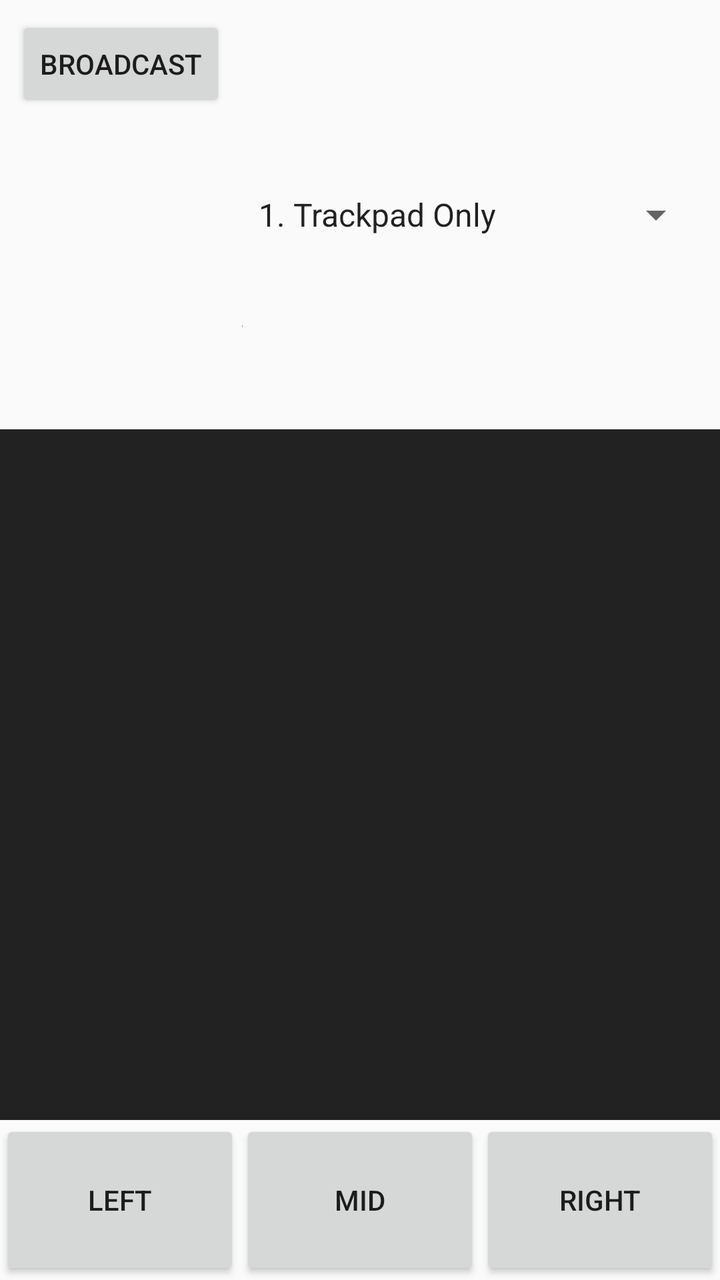
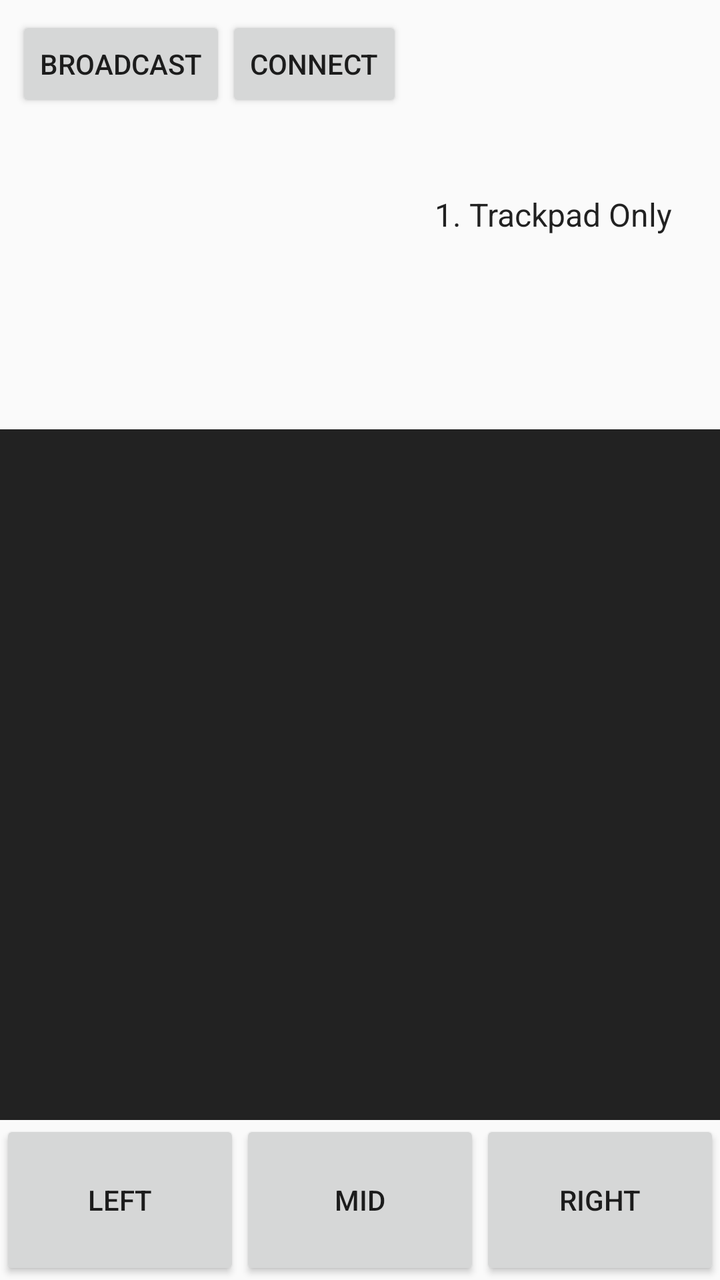

Screens rendered from an Android XML layout before and after an edit, with the pre-edit source and the edit as a unified diff.
<!-- AndroidManifest.xml: application theme Theme.BluetoothTrackpad -->
<!-- res/layout/activity_main.xml -->
<?xml version="1.0" encoding="utf-8"?>
<androidx.constraintlayout.widget.ConstraintLayout xmlns:android="http://schemas.android.com/apk/res/android"
    xmlns:app="http://schemas.android.com/apk/res-auto"
    xmlns:tools="http://schemas.android.com/tools"
    android:layout_width="match_parent"
    android:layout_height="match_parent"
    tools:context=".MainActivity">

    <LinearLayout
        android:id="@+id/topBar"
        android:layout_width="match_parent"
        android:layout_height="wrap_content"
        android:orientation="horizontal"
        android:padding="8dp"
        app:layout_constraintTop_toTopOf="parent">

        <Button
            android:id="@+id/btnInit"
            android:layout_width="wrap_content"
            android:layout_height="wrap_content"
            android:text="Broadcast" />

        <TextView
            android:id="@+id/tvStatus"
            android:layout_width="wrap_content"
            android:layout_height="wrap_content"
            android:layout_gravity="center_vertical"
            android:layout_marginStart="8dp"
            android:text="Disconnected"
            android:layout_weight="1" />

        <Spinner
            android:id="@+id/spinnerMode"
            android:layout_width="wrap_content"
            android:layout_height="wrap_content"
            android:layout_gravity="center_vertical"
            android:entries="@array/mode_array" />
    </LinearLayout>

    <FrameLayout
        android:id="@+id/contentContainer"
        android:layout_width="match_parent"
        android:layout_height="0dp"
        app:layout_constraintTop_toBottomOf="@id/topBar"
        app:layout_constraintBottom_toBottomOf="parent">

        
        <LinearLayout
            android:id="@+id/layoutTrackpadOnly"
            android:layout_width="match_parent"
            android:layout_height="match_parent"
            android:orientation="vertical">

            <View
                android:id="@+id/touchArea1"
                android:layout_width="match_parent"
                android:layout_height="0dp"
                android:layout_weight="1"
                android:background="#222" />

            <LinearLayout
                android:layout_width="match_parent"
                android:layout_height="wrap_content"
                android:orientation="horizontal">

                <Button
                    android:id="@+id/btnLeftClick1"
                    android:layout_width="0dp"
                    android:layout_height="80dp"
                    android:layout_weight="1"
                    android:text="Left" />

                <Button
                    android:id="@+id/btnMiddleClick1"
                    android:layout_width="0dp"
                    android:layout_height="80dp"
                    android:layout_weight="1"
                    android:text="Mid" />

                <Button
                    android:id="@+id/btnRightClick1"
                    android:layout_width="0dp"
                    android:layout_height="80dp"
                    android:layout_weight="1"
                    android:text="Right" />
            </LinearLayout>
        </LinearLayout>

        
        <LinearLayout
            android:id="@+id/layoutTrackpadKeyboard"
            android:layout_width="match_parent"
            android:layout_height="match_parent"
            android:orientation="vertical"
            android:visibility="gone">

            <View
                android:id="@+id/touchArea2"
                android:layout_width="match_parent"
                android:layout_height="0dp"
                android:layout_weight="1"
                android:background="#333" />
                
            <LinearLayout
                android:layout_width="match_parent"
                android:layout_height="wrap_content"
                android:orientation="horizontal">

                <Button
                    android:id="@+id/btnLeftClick2"
                    android:layout_width="0dp"
                    android:layout_height="50dp"
                    android:layout_weight="1"
                    android:text="Left" />

                <Button
                    android:id="@+id/btnMiddleClick2"
                    android:layout_width="0dp"
                    android:layout_height="50dp"
                    android:layout_weight="1"
                    android:text="Mid" />

                <Button
                    android:id="@+id/btnRightClick2"
                    android:layout_width="0dp"
                    android:layout_height="50dp"
                    android:layout_weight="1"
                    android:text="Right" />
            </LinearLayout>

            <LinearLayout
                android:layout_width="match_parent"
                android:layout_height="wrap_content"
                android:orientation="horizontal"
                android:padding="4dp">

                <EditText
                    android:id="@+id/etImmediateSend"
                    android:layout_width="0dp"
                    android:layout_height="wrap_content"
                    android:layout_weight="1"
                    android:hint="Immediate typing..." />

                <Button
                    android:id="@+id/btnSpecialKeys"
                    android:layout_width="wrap_content"
                    android:layout_height="wrap_content"
                    android:text="Special Keys" />
            </LinearLayout>

            <LinearLayout
                android:layout_width="match_parent"
                android:layout_height="wrap_content"
                android:orientation="horizontal"
                android:padding="4dp">

                <EditText
                    android:id="@+id/etStringSend"
                    android:layout_width="0dp"
                    android:layout_height="wrap_content"
                    android:layout_weight="1"
                    android:hint="Type string and send..." />

                <Button
                    android:id="@+id/btnSendString"
                    android:layout_width="wrap_content"
                    android:layout_height="wrap_content"
                    android:text="Send" />

                <Button
                    android:id="@+id/btnClipboard"
                    android:layout_width="wrap_content"
                    android:layout_height="wrap_content"
                    android:text="Clipboard" />
            </LinearLayout>
        </LinearLayout>

        
        <LinearLayout
            android:id="@+id/layoutThinkpad"
            android:layout_width="match_parent"
            android:layout_height="match_parent"
            android:gravity="center"
            android:visibility="gone">
            <TextView android:layout_width="wrap_content" android:layout_height="wrap_content" android:text="Thinkpad Layout (Coming Soon)" />
        </LinearLayout>

        
        <LinearLayout
            android:id="@+id/layoutMultimedia"
            android:layout_width="match_parent"
            android:layout_height="match_parent"
            android:gravity="center"
            android:visibility="gone">
            <TextView android:layout_width="wrap_content" android:layout_height="wrap_content" android:text="Multimedia Layout (Coming Soon)" />
        </LinearLayout>

        
        <LinearLayout
            android:id="@+id/layoutPresentation"
            android:layout_width="match_parent"
            android:layout_height="match_parent"
            android:gravity="center"
            android:visibility="gone">
            <TextView android:layout_width="wrap_content" android:layout_height="wrap_content" android:text="Presentation Layout (Coming Soon)" />
        </LinearLayout>

    </FrameLayout>
</androidx.constraintlayout.widget.ConstraintLayout>
<!-- resources referenced by this layout -->
<resources>
  <string-array name="mode_array">
          <item>1. Trackpad Only</item>
          <item>2. Trackpad + Keyboard</item>
          <item>3. Thinkpad Style</item>
          <item>4. Multimedia Control</item>
          <item>5. Presentation Mode</item>
      </string-array>
  <style name="Theme.BluetoothTrackpad" parent="Theme.AppCompat.DayNight.NoActionBar">
      
    </style>
</resources>

<!-- the commit's change to res/layout/activity_main.xml (unified diff, before → after) -->
@@ -20,6 +20,12 @@
             android:layout_height="wrap_content"
             android:text="Broadcast" />
 
+        <Button
+            android:id="@+id/btnConnect"
+            android:layout_width="wrap_content"
+            android:layout_height="wrap_content"
+            android:text="Connect" />
+
         <TextView
             android:id="@+id/tvStatus"
             android:layout_width="wrap_content"
